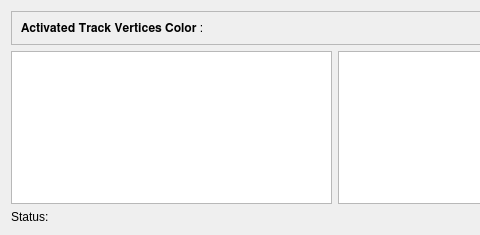
The window that mslib/msui/ui/ui_multiple_flightpath_dockwidget.ui (Open-MSS/MSS) describes before a commit, drawn with Qt 5; both pictures show x 0 to 480 and y 0 to 235 of the 778 by 235 pixel window.
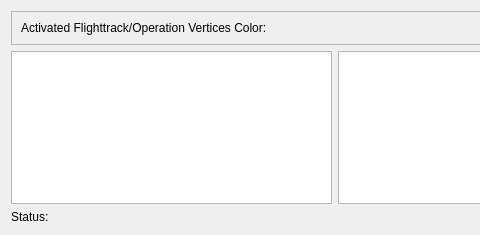
The same window after the commit.

The edit to the form file:
```diff
--- a/mslib/msui/ui/ui_multiple_flightpath_dockwidget.ui
+++ b/mslib/msui/ui/ui_multiple_flightpath_dockwidget.ui
@@ -44,7 +44,7 @@
          </sizepolicy>
         </property>
         <property name="text">
-         <string>𝐀𝐜𝐭𝐢𝐯𝐚𝐭𝐞𝐝 𝐓𝐫𝐚𝐜𝐤 𝐕𝐞𝐫𝐭𝐢𝐜𝐞𝐬 𝐂𝐨𝐥𝐨𝐫 : </string>
+         <string>Activated Flighttrack/Operation Vertices Color: </string>
         </property>
        </widget>
       </item>
```
